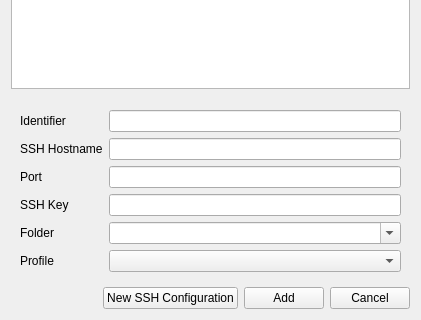
This is src/Plugins/SSHManager/sshwidget.ui in KDE/konsole as Qt 5 draws it before an edit; both pictures show x 0 to 421 and y 311 to 631 of the 421 by 631 pixel window. The edited form follows.
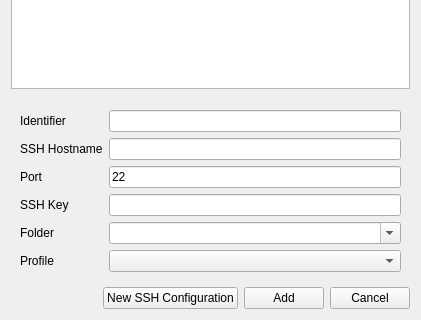
This is the edited form. Custom widgets are drawn as their Qt base class.

Commit message: Validate the hostname and port

What changed in the file:
```diff
--- a/src/Plugins/SSHManager/sshwidget.ui
+++ b/src/Plugins/SSHManager/sshwidget.ui
@@ -55,7 +55,11 @@
        </widget>
       </item>
       <item row="2" column="1">
-       <widget class="QLineEdit" name="port"/>
+       <widget class="QLineEdit" name="port">
+        <property name="text">
+         <string>22</string>
+        </property>
+       </widget>
       </item>
       <item row="3" column="0">
        <widget class="QLabel" name="label_4">
```
Left out of the diff: 6 changed lines with no effect on the pictures. The commit also changes 1 other file.
